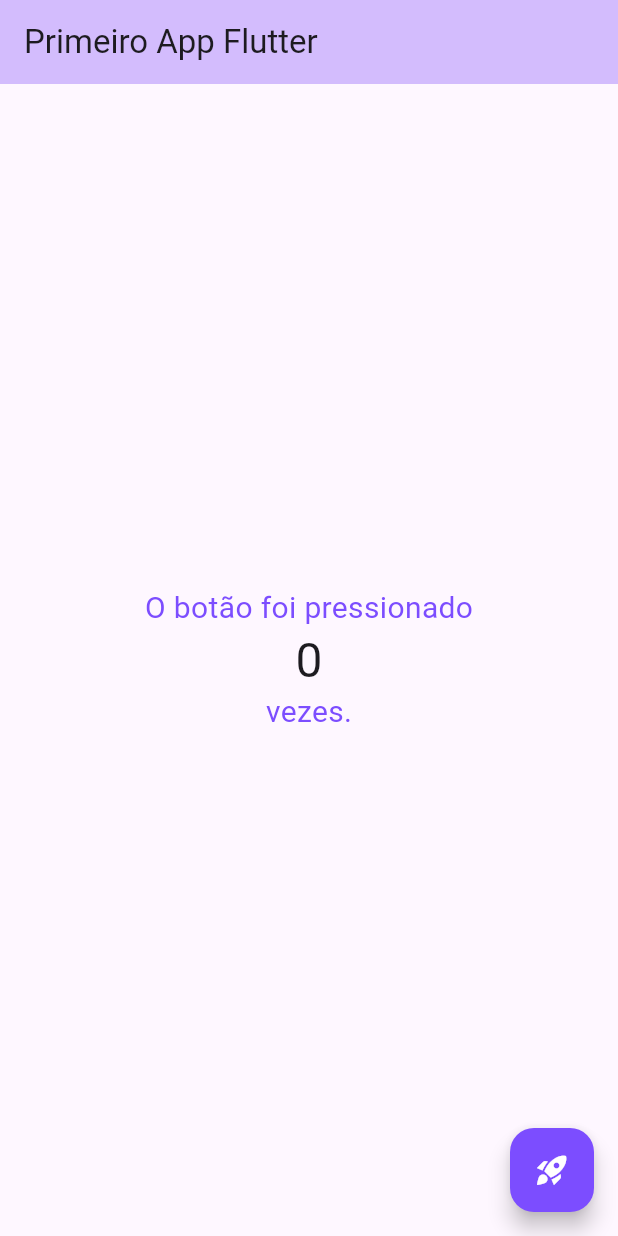
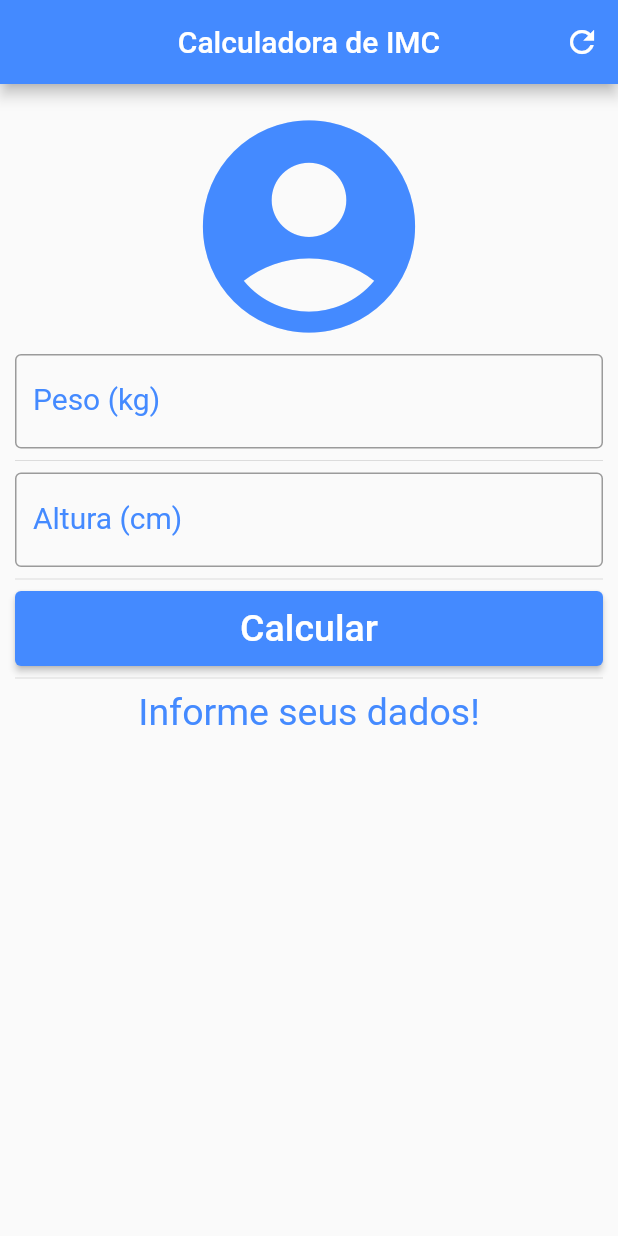
Before and after one commit to AndreSDS/Flutter, a Flutter app: the screen it shows after launch, on a phone screen of 412 x 824 dp. Run offline on Flutter 3.47's test engine with Material 2 defaults, Android fonts, the phone set to English and light mode, and no system bars.

Commit message:
finalizando calculadora

```diff
--- a/lib/main.dart
+++ b/lib/main.dart
@@ -1,132 +1,126 @@
 import 'package:flutter/material.dart';
 
 void main() {
-  runApp(const MyApp());
+  runApp(const MaterialApp(
+    home: Home(),
+  ) // MaterialApp
+      ); // runApp
 }
 
-class MyApp extends StatelessWidget {
-  const MyApp({super.key});
+class Home extends StatefulWidget {
+  const Home({super.key});
 
-  // This widget is the root of your application.
   @override
-  Widget build(BuildContext context) {
-    return MaterialApp(
-      title: 'Flutter Demo',
-      theme: ThemeData(
-        // This is the theme of your application.
-        //
-        // TRY THIS: Try running your application with "flutter run". You'll see
-        // the application has a blue toolbar. Then, without quitting the app,
-        // try changing the seedColor in the colorScheme below to Colors.green
-        // and then invoke "hot reload" (save your changes or press the "hot
-        // reload" button in a Flutter-supported IDE, or press "r" if you used
-        // the command line to start the app).
-        //
-        // Notice that the counter didn't reset back to zero; the application
-        // state is not lost during the reload. To reset the state, use hot
-        // restart instead.
-        //
-        // This works for code too, not just values: Most code changes can be
-        // tested with just a hot reload.
-        colorScheme: ColorScheme.fromSeed(seedColor: Colors.deepPurple),
-        useMaterial3: true,
-      ),
-      home: const MyHomePage(title: 'Primeiro App Flutter'),
-    );
-  }
+  _HomeState createState() => _HomeState();
 }
 
-class MyHomePage extends StatefulWidget {
-  const MyHomePage({super.key, required this.title});
+class _HomeState extends State<Home> {
+  String texto = "Informe seus dados!";
+  TextEditingController weightController = TextEditingController();
+  TextEditingController heightController = TextEditingController();
 
-  // This widget is the home page of your application. It is stateful, meaning
-  // that it has a State object (defined below) that contains fields that affect
-  // how it looks.
+  void _setMessageByImc(double imc) {
+    Map tableMessage = {
+      'abaixo': 'Abaixo do peso.',
+      'normal': 'Peso ideal.',
+      'sobrepeso': 'Levemente acima do peso.',
+      'obesidade1': 'Obesidade grau I.',
+      'obesidade2': 'Obesidade grau II.',
+      'obesidade3': 'Obesidade grau III.'
+    };
 
-  // This class is the configuration for the state. It holds the values (in this
-  // case the title) provided by the parent (in this case the App widget) and
-  // used by the build method of the State. Fields in a Widget subclass are
-  // always marked "final".
+    if (imc < 18.6) {
+      _setMessage(tableMessage['abaixo']);
+    } else if (imc >= 18.6 && imc < 24.9) {
+      _setMessage(tableMessage['normal']);
+    } else if (imc >= 24.9 && imc < 29.9) {
+      _setMessage(tableMessage['sobrepeso']);
+    } else if (imc >= 29.9 && imc < 34.9) {
+      _setMessage(tableMessage['obesidade1']);
+    } else if (imc >= 34.9 && imc < 39.9) {
+      _setMessage(tableMessage['obesidade2']);
+    } else if (imc >= 40) {
+      _setMessage(tableMessage['obesidade3']);
+    }
+  }
 
-  final String title;
+  void _setMessage(String message) {
+    setState(() {
+      texto = message;
+    });
+  }
 
-  @override
-  State<MyHomePage> createState() => _MyHomePageState();
-}
+  void _resetFields() {
+    weightController.text = '';
+    heightController.text = '';
+    _setMessage("Informe seus dados!");
+  }
 
-class _MyHomePageState extends State<MyHomePage> {
-  int _counter = 0;
+  void _calculate() {
+    double weight = double.parse(weightController.text);
+    double height = double.parse(heightController.text) / 100;
+    double imc = weight / (height * height);
+    _setMessageByImc(imc);
+  }
 
-  void _incrementCounter() {
-    setState(() {
-      // This call to setState tells the Flutter framework that something has
-      // changed in this State, which causes it to rerun the build method below
-      // so that the display can reflect the updated values. If we changed
-      // _counter without calling setState(), then the build method would not be
-      // called again, and so nothing would appear to happen.
-      _counter++;
-    });
+  Widget buildTextField(String label, TextEditingController controller) {
+    return TextField(
+      keyboardType: TextInputType.number,
+      controller: controller,
+      decoration: InputDecoration(
+        labelText: label,
+        labelStyle: const TextStyle(color: Colors.blueAccent),
+        border: const OutlineInputBorder(),
+      ),
+      textAlign: TextAlign.center,
+      style: const TextStyle(color: Colors.blueAccent, fontSize: 20.0),
+    );
   }
 
   @override
   Widget build(BuildContext context) {
-    // This method is rerun every time setState is called, for instance as done
-    // by the _incrementCounter method above.
-    //
-    // The Flutter framework has been optimized to make rerunning build methods
-    // fast, so that you can just rebuild anything that needs updating rather
-    // than having to individually change instances of widgets.
     return Scaffold(
-      appBar: AppBar(
-        // TRY THIS: Try changing the color here to a specific color (to
-        // Colors.amber, perhaps?) and trigger a hot reload to see the AppBar
-        // change color while the other colors stay the same.
-        backgroundColor: Theme.of(context).colorScheme.inversePrimary,
-        // Here we take the value from the MyHomePage object that was created by
-        // the App.build method, and use it to set our appbar title.
-        title: Text(widget.title),
-      ),
-      body: Center(
-        // Center is a layout widget. It takes a single child and positions it
-        // in the middle of the parent.
-        child: Column(
-          // Column is also a layout widget. It takes a list of children and
-          // arranges them vertically. By default, it sizes itself to fit its
-          // children horizontally, and tries to be as tall as its parent.
-          //
-          // Column has various properties to control how it sizes itself and
-          // how it positions its children. Here we use mainAxisAlignment to
-          // center the children vertically; the main axis here is the vertical
-          // axis because Columns are vertical (the cross axis would be
-          // horizontal).
-          //
-          // TRY THIS: Invoke "debug painting" (choose the "Toggle Debug Paint"
-          // action in the IDE, or press "p" in the console), to see the
-          // wireframe for each widget.
-          mainAxisAlignment: MainAxisAlignment.center,
-          children: <Widget>[
-            const Text(
-              'O botão foi pressionado',
-              style: TextStyle(fontSize: 20, color: Colors.deepPurpleAccent),
-            ),
-            Text(
-              '$_counter',
-              style: Theme.of(context).textTheme.headlineLarge,
-            ),
-            const Text(
-              'vezes.',
-              style: TextStyle(fontSize: 20, color: Colors.deepPurpleAccent),
-            ),
+        appBar: AppBar(
+          title: const Text('Calculadora de IMC'),
+          centerTitle: true,
+          backgroundColor: Colors.blueAccent,
+          actions: <Widget>[
+            IconButton(
+              icon: const Icon(Icons.refresh),
+              onPressed: _resetFields,
+            )
           ],
-        ),
-      ),
-      floatingActionButton: FloatingActionButton(
-        onPressed: _incrementCounter,
-        tooltip: 'Lançar',
-        backgroundColor: Colors.deepPurpleAccent,
-        foregroundColor: Colors.white,
-        child: const Icon(Icons.rocket_launch),
-      ), // This trailing comma makes auto-formatting nicer for build methods.
-    );
+        ), // AppBar
+        body: SingleChildScrollView(
+          padding: const EdgeInsets.all(10.0),
+          child: Column(
+            crossAxisAlignment: CrossAxisAlignment.stretch,
+            children: <Widget>[
+              const Icon(Icons.account_circle_sharp,
+                  size: 170.0, color: Colors.blueAccent),
+              buildTextField('Peso (kg)', weightController),
+              const Divider(),
+              buildTextField('Altura (cm)', heightController),
+              const Divider(),
+              SizedBox(
+                height: 50.0,
+                child: ElevatedButton(
+                    style: ElevatedButton.styleFrom(
+                      backgroundColor: Colors.blueAccent,
+                    ),
+                    onPressed: _calculate,
+                    child: const Text('Calcular',
+                        style: TextStyle(color: Colors.white, fontSize: 25.0))),
+              ),
+              const Divider(),
+              Text(
+                texto,
+                textAlign: TextAlign.center,
+                style:
+                    const TextStyle(color: Colors.blueAccent, fontSize: 25.0),
+              )
+            ],
+          ),
+        ));
   }
 }
```
Also changed, not shown: 1 other file.
